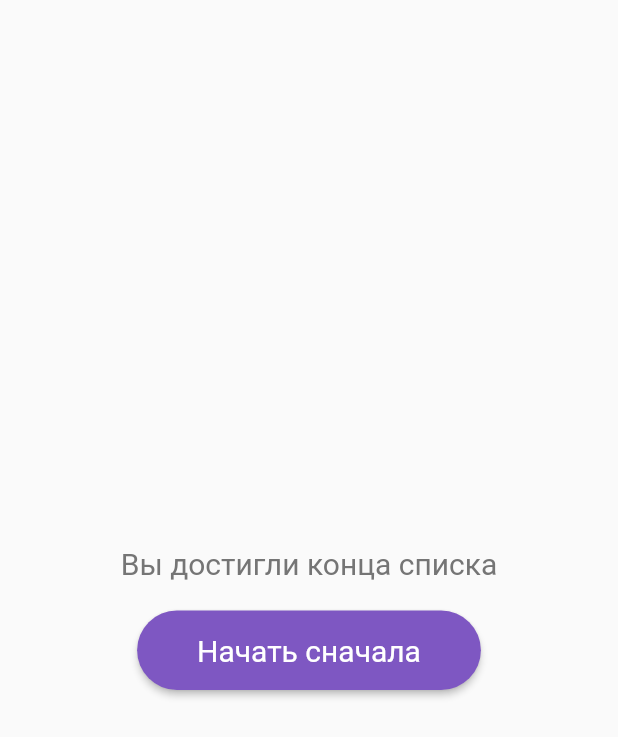
After one commit to akmalova/tinder, a Flutter app: the Finish screen opened by its route, on a phone screen of 412 x 824 dp. The commit adds this screen. Shown: the top 737 px of the screen. Run offline on Flutter 3.47's test engine with Material 2 defaults, Android fonts, the phone set to English and light mode, and no system bars; our stand-ins replace bloc, flutter_bloc, swipe_cards; network calls fail.

Commit message:
Finish page added

```diff
--- a/lib/router.dart
+++ b/lib/router.dart
@@ -1,6 +1,7 @@
 import 'package:flutter/material.dart';
 import 'package:tinder/screens/auth.dart';
 import 'package:tinder/screens/cards.dart';
+import 'package:tinder/screens/finish.dart';
 import 'package:tinder/screens/registration.dart';
 
 class MyRouter {
@@ -15,6 +16,9 @@ class MyRouter {
           case '/cards':
             return MaterialPageRoute(
                 builder: (BuildContext context) => const Cards());
+          case '/finish':
+            return MaterialPageRoute(
+                builder: (BuildContext context) => const Finish());
           default:
             return MaterialPageRoute(
               builder: (BuildContext context) => const Scaffold(
--- a/lib/screens/cards.dart
+++ b/lib/screens/cards.dart
@@ -63,12 +63,7 @@ class _CardsState extends State<Cards> {
                   );
                 },
                 onStackFinished: () {
-                  ScaffoldMessenger.of(context).showSnackBar(
-                    const SnackBar(
-                      content: Text('Finish'),
-                      duration: Duration(milliseconds: 500),
-                    ),
-                  );
+                  Navigator.of(context).pushReplacementNamed('/finish');
                 },
               ),
             ],
--- /dev/null
+++ b/lib/screens/finish.dart
@@ -0,0 +1,40 @@
+import 'package:flutter/material.dart';
+
+class Finish extends StatelessWidget {
+  const Finish({super.key});
+
+  @override
+  Widget build(BuildContext context) {
+    return Scaffold(
+      body: Center(
+        child: Column(
+          mainAxisAlignment: MainAxisAlignment.center,
+          children: <Widget>[
+            Text(
+              'Вы достигли конца списка',
+              style: TextStyle(fontSize: 20, color: Colors.grey[600]),
+            ),
+            const SizedBox(
+              height: 20,
+            ),
+            ElevatedButton(
+              onPressed: () {
+                Navigator.of(context).pushReplacementNamed('/cards');
+              },
+              style: ElevatedButton.styleFrom(
+                textStyle: const TextStyle(fontSize: 20),
+                primary: Colors.deepPurple[400],
+                padding:
+                    const EdgeInsets.symmetric(horizontal: 40, vertical: 15),
+                shape: RoundedRectangleBorder(
+                  borderRadius: BorderRadius.circular(50),
+                ),
+              ),
+              child: const Text('Начать сначала'),
+            ),
+          ],
+        ),
+      ),
+    );
+  }
+}
--- a/lib/screens/registration.dart
+++ b/lib/screens/registration.dart
@@ -6,7 +6,6 @@ class Registration extends StatelessWidget {
   @override
   Widget build(BuildContext context) {
     return Scaffold(
-      body: Container(),
       floatingActionButtonLocation: FloatingActionButtonLocation.startTop,
       floatingActionButton: TextButton(
         onPressed: () {
```
